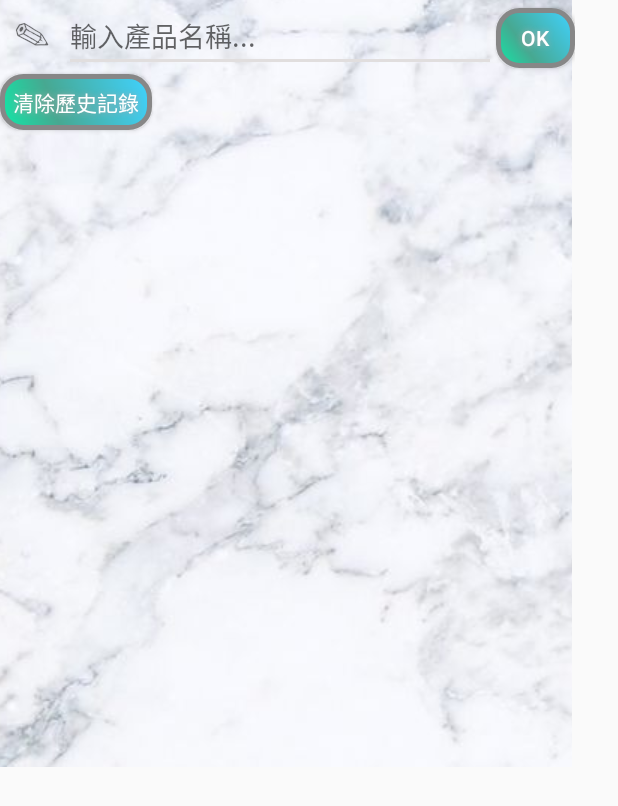
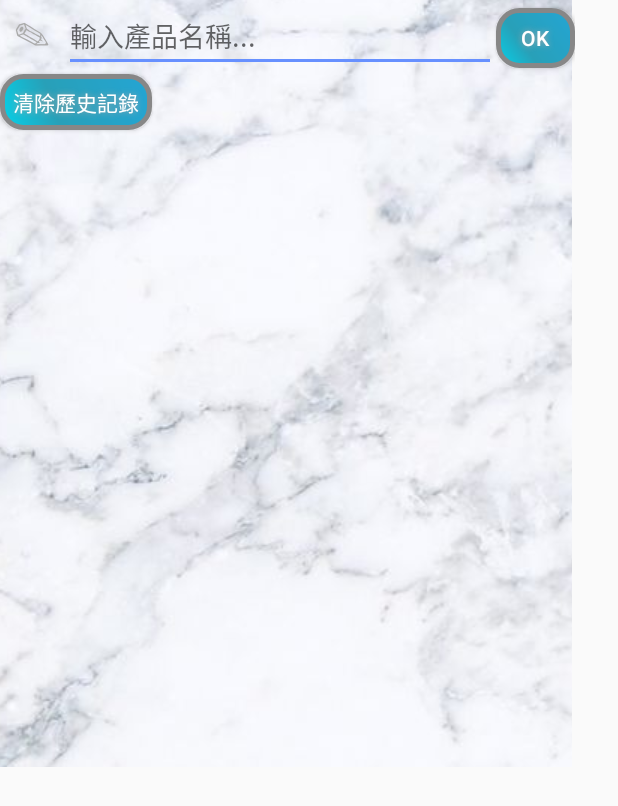
Before and after one commit to fcu-d0441292/yao-chuang-hsiao-chen-tan, an Android app: the SearchActivity screen opened directly, with no data from a screen before it, on a phone screen of 412 x 824 dp. Shown: the top 806 px of the screen. Run offline under Robolectric (Android 15) with nearby library versions, the phone set to English and light mode, and no system bars; Roboto replaces fonts that are not available here.

Commit message:
修改Button UI

```diff
--- a/app/src/main/java/com/example/user/myapplication/SearchActivity.java
+++ b/app/src/main/java/com/example/user/myapplication/SearchActivity.java
@@ -11,6 +11,7 @@ import android.widget.ArrayAdapter;
 import android.widget.Button;
 import android.widget.EditText;
 import android.widget.ListView;
+import android.widget.Toast;
 
 import java.util.ArrayList;
 
@@ -70,6 +71,8 @@ public class SearchActivity extends ListActivity {
         DelButton.setOnClickListener(new View.OnClickListener() {
             @Override
             public void onClick(View view) {
+                if(RecordNumber!=0)Toast.makeText(SearchActivity.this, "歷史記錄清除完畢。", Toast.LENGTH_SHORT).show();
+                else Toast.makeText(SearchActivity.this, "沒有任何歷史記錄!!!", Toast.LENGTH_SHORT).show();
                 RecordNumber = 0;
                 NowNumber = 0;
                 SharedPreferences settings = getSharedPreferences("PREF",MODE_PRIVATE);
@@ -77,6 +80,7 @@ public class SearchActivity extends ListActivity {
                 editor.putInt("RecordNumber" , RecordNumber);
                 editor.putInt("NowNumber" , NowNumber);
                 editor.commit();//要記得加
+
                 onResume();
             }
 
--- a/app/src/main/java/com/example/user/myapplication/SearchList.java
+++ b/app/src/main/java/com/example/user/myapplication/SearchList.java
@@ -7,6 +7,7 @@ import android.content.Intent;
 import org.json.*;
 import org.w3c.dom.Text;
 
+import android.graphics.Typeface;
 import android.support.v7.app.AppCompatActivity;
 import android.os.Bundle;
 import android.view.View;
@@ -162,6 +163,7 @@ public class SearchList extends ListActivity {
         //System.out.print(item.get(0).getTitle() + " " +  item.get(1).getTitle() + " " + item.get(2).getTitle() + " " + item.get(3).getTitle() );
         //albumList.add("SK-II保濕霜");
         //albumList.add("ARJ防曬乳");
+        NotFindText.setTypeface(Typeface.createFromAsset(getAssets(), "fonts/wt021.ttf"));
         if(FindSomething){
             NotFindText.setText("⊙以下為符合的資料⊙");
         }
--- a/app/src/main/res/drawable/buttonshape.xml
+++ b/app/src/main/res/drawable/buttonshape.xml
@@ -7,9 +7,9 @@
     <gradient
         android:angle="45"
         android:centerX="35%"
-            android:centerColor="#47A891"
-            android:startColor="#10E8A7"
-            android:endColor="#40D2FF"
+        android:centerColor="#28A0B8"
+        android:startColor="#05D1E8"
+        android:endColor="#24A5D4"
         android:type="linear"
         />
     <padding
--- a/app/src/main/res/layout/activity_search.xml
+++ b/app/src/main/res/layout/activity_search.xml
@@ -34,6 +34,7 @@
                 android:layout_weight="1"
                 android:text="✎"
                 android:textAlignment="center"
+                android:textColor="@android:color/darker_gray"
                 android:textSize="24sp" />
 
             <EditText
@@ -57,7 +58,7 @@
                 android:shadowDy="0"
                 android:shadowRadius="5"
                 android:text="OK"
-                android:textColor="#FFFFFF" />
+                android:textColor="@android:color/background_light" />
 
         </LinearLayout>
 
@@ -71,7 +72,7 @@
             android:shadowDy="0"
             android:shadowRadius="5"
             android:text="清除歷史記錄"
-            android:textColor="#FFFFFF" />
+            android:textColor="@android:color/background_light" />
 
         <ListView
             android:id="@android:id/list"
--- a/app/src/main/res/values/styles.xml
+++ b/app/src/main/res/values/styles.xml
@@ -6,7 +6,8 @@
         <item name="colorPrimary">@color/colorPrimary</item>
         <item name="colorPrimaryDark">@color/colorPrimaryDark</item>
         <item name="colorAccent">@color/colorAccent</item>
-
+　　　　<item name="colorControlNormal">#6790FF</item>
+        <item name="colorControlActivated">#6790FF</item>
     </style>
 
 </resources>
```
Also changed, not shown: app/src/main/java/com/example/user/myapplication/Detail.java (+8 -0 lines), app/src/main/res/layout/activity_search_list.xml (+9 -0 lines), 8 other files. Lines whose indentation alone changed are shown as unchanged.
